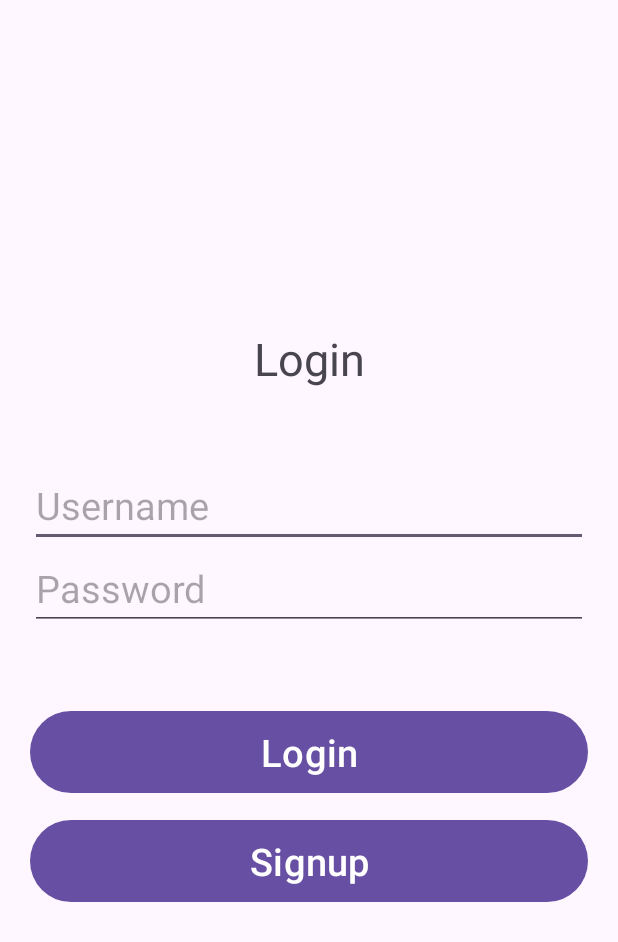
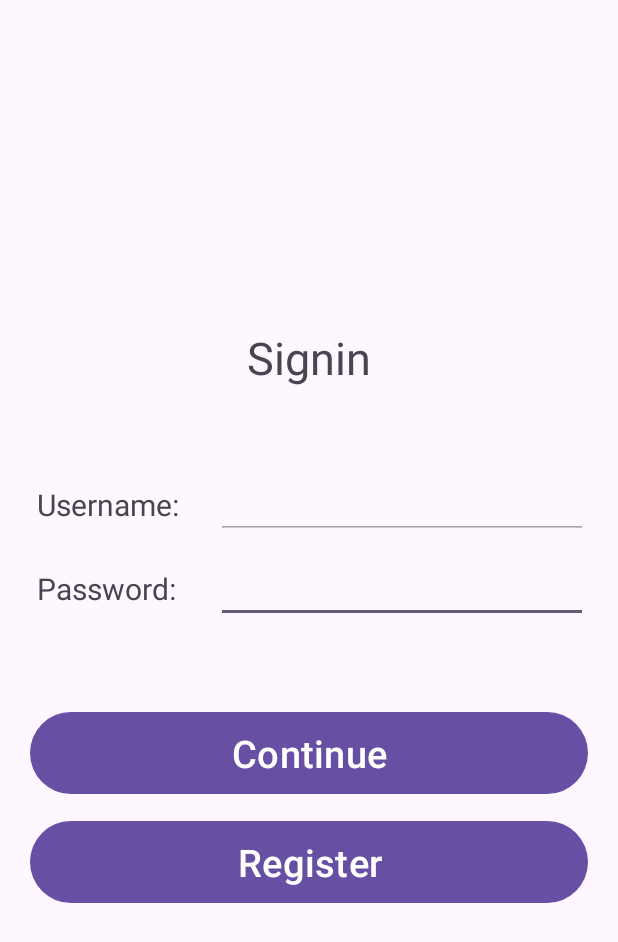
Before and after one commit to lonewanderer27/Dashboard, an Android app: the screen it shows after launch (MainActivity), on a phone screen of 412 x 824 dp. Shown: the top 942 px of the screen. Run offline under Robolectric (Android 15) with nearby library versions, the phone set to English and light mode, and no system bars.

Commit message:
ui: change login layout

```diff
--- a/app/src/main/res/layout/jp_activity_main.xml
+++ b/app/src/main/res/layout/jp_activity_main.xml
@@ -8,9 +8,9 @@
     tools:context=".MainActivity">
 
     <LinearLayout
-        android:orientation="vertical"
         android:layout_width="match_parent"
         android:layout_height="wrap_content"
+        android:orientation="vertical"
         app:layout_constraintBottom_toBottomOf="parent"
         app:layout_constraintEnd_toEndOf="parent"
         app:layout_constraintStart_toStartOf="parent"
@@ -18,40 +18,74 @@
         tools:ignore="MissingConstraints">
 
         <TextView
-            android:textSize="30sp"
+            android:layout_width="match_parent"
+            android:layout_height="wrap_content"
+            android:layout_marginBottom="50dp"
+            android:text="Signin"
             android:textAlignment="center"
-            android:text="Login"
-            android:layout_marginBottom="50dp"
+            android:textSize="30sp" />
+
+        <LinearLayout
             android:layout_width="match_parent"
-            android:layout_height="wrap_content" />
+            android:layout_height="wrap_content"
+            android:orientation="horizontal"
+            android:paddingVertical="5dp">
+
+            <TextView
+                android:layout_width="match_parent"
+                android:layout_height="match_parent"
+                android:layout_weight="1"
+                android:gravity="center_vertical"
+                android:text=" Username: "
+                android:textSize="20sp" />
+
             <EditText
-            android:textSize="25sp"
                 android:id="@+id/username"
-            android:hint="Username"
                 android:layout_width="match_parent"
-            android:layout_height="wrap_content"/>
+                android:layout_height="match_parent"
+                android:layout_weight="0.5"
+                android:enabled="false" />
+        </LinearLayout>
+
+        <LinearLayout
+            android:layout_width="match_parent"
+            android:layout_height="wrap_content"
+            android:orientation="horizontal"
+            android:paddingVertical="5dp">
+
+            <TextView
+                android:layout_width="match_parent"
+                android:layout_height="match_parent"
+                android:layout_weight="1"
+                android:gravity="center_vertical"
+                android:text=" Password: "
+                android:textSize="20sp" />
+
             <EditText
-            android:textSize="25sp"
                 android:id="@+id/password"
-            android:hint="Password"
                 android:layout_width="match_parent"
-            android:layout_height="wrap_content"/>
+                android:layout_height="wrap_content"
+                android:layout_weight="0.5" />
+
+        </LinearLayout>
+
         <Button
+            android:id="@+id/btnLogin"
+            android:layout_width="match_parent"
+            android:layout_height="wrap_content"
             android:layout_marginTop="50dp"
-            android:id="@+id/btnLogin"
-            android:text="Login"
-            android:textSize="25sp"
             android:padding="10dp"
+            android:text="Continue"
+            android:textSize="25sp" />
+
+        <Button
+            android:id="@+id/btnSignup"
             android:layout_width="match_parent"
-            android:layout_height="wrap_content"/>
-        <Button
+            android:layout_height="wrap_content"
             android:layout_marginTop="10dp"
-            android:id="@+id/btnSignup"
-            android:text="Signup"
             android:padding="10dp"
-            android:textSize="25sp"
-            android:layout_width="match_parent"
-            android:layout_height="wrap_content"/>
+            android:text="Register"
+            android:textSize="25sp" />
     </LinearLayout>
 
 </androidx.constraintlayout.widget.ConstraintLayout>
```
Lines whose indentation alone changed are shown as unchanged.
